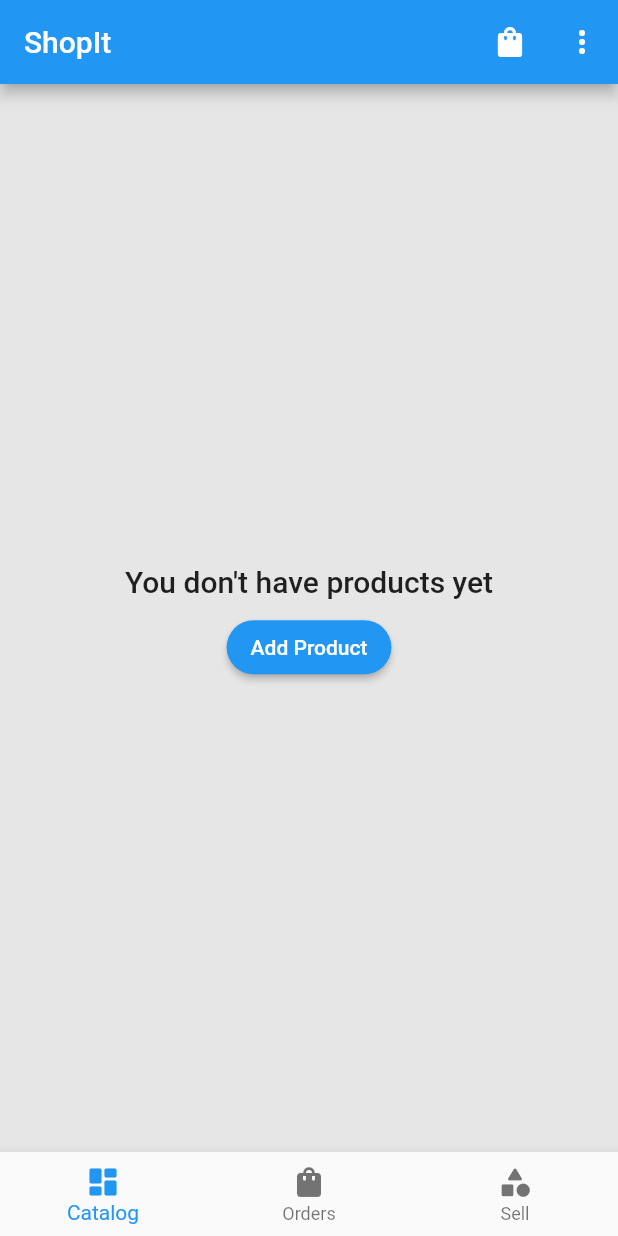
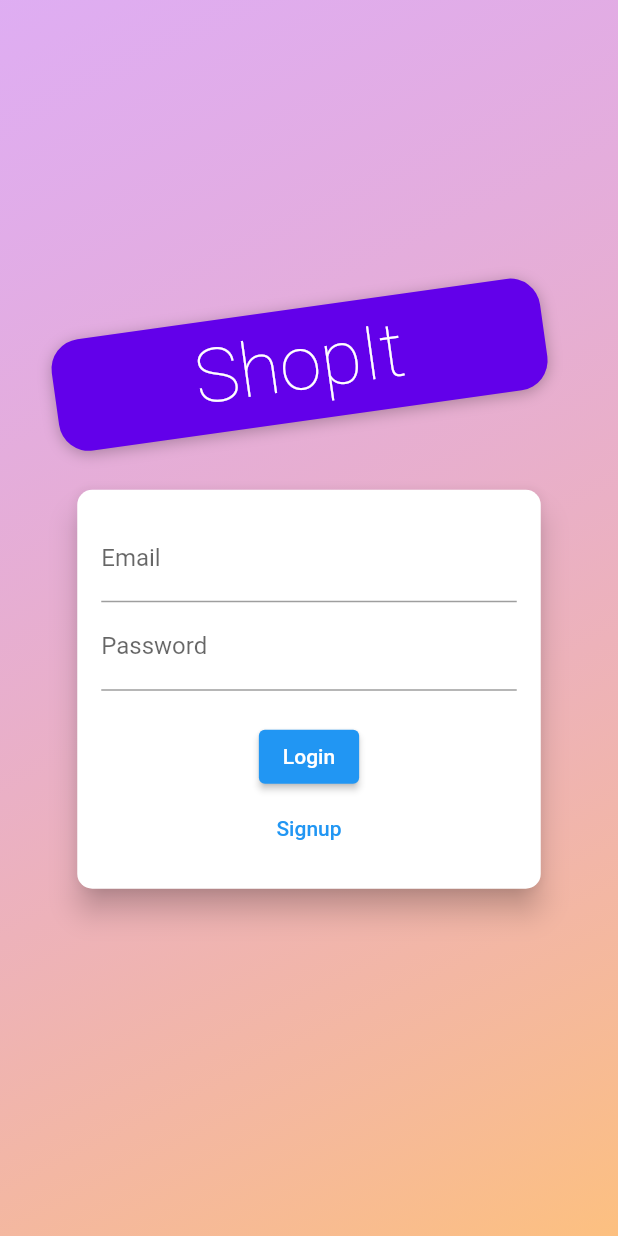
Before and after one commit to SergeyPetrosyuk/shopit, a Flutter app: the screen it shows after launch, on a phone screen of 412 x 824 dp. Run offline on Flutter 3.47's test engine with Material 2 defaults, Android fonts, the phone set to English and light mode, and no system bars; our stand-ins replace flutter_dotenv, shared_preferences.

Commit message:
Added the auth screen

```diff
--- a/lib/data/network/endpoint.dart
+++ b/lib/data/network/endpoint.dart
@@ -1,6 +1,9 @@
 const String BASE_URL = 'fb-shopit-default-rtdb.firebaseio.com';
+const String AUTH_URL = 'identitytoolkit.googleapis.com';
 
 class Endpoint {
   static const String Products = 'products';
   static const String Orders = 'orders';
+  static const String SignUp = 'v1/accounts:signUp';
+  static const String SignIn = 'v1/accounts:signInWithPassword';
 }
--- a/lib/data/network/response_utils.dart
+++ b/lib/data/network/response_utils.dart
@@ -12,6 +12,7 @@ void tryResponseBody({
   Function(Exception exception)? failureAction,
 }) {
   if (!isResponseSuccess(response)) {
+    print(response.statusCode);
     failureAction?.call(HttpExceptions(response));
     return;
   }
--- /dev/null
+++ b/lib/data/provider/auth_provider.dart
@@ -0,0 +1,113 @@
+import 'dart:convert';
+
+import 'package:flutter/material.dart';
+import 'package:flutter_dotenv/flutter_dotenv.dart';
+import 'package:http/http.dart' as http;
+import 'package:shared_preferences/shared_preferences.dart';
+import 'package:shopit/data/network/endpoint.dart';
+import 'package:shopit/data/network/response_utils.dart';
+import 'package:shopit/model/http_exception.dart';
+
+class AuthProvider with ChangeNotifier {
+  String? _token;
+  DateTime? _expireAt;
+  String? _userId;
+
+  bool get sessionActive => token != null;
+
+  String? get token {
+    if (_expireAt != null &&
+        _expireAt!.isAfter(DateTime.now()) &&
+        _token != null) {
+      return _token!;
+    }
+
+    return null;
+  }
+
+  Future<String?> restoreSession() async {
+    final prefs = await SharedPreferences.getInstance();
+    _token = prefs.getString('auth_token');
+    return token;
+  }
+
+  Future<void> _authenticate(String email, String password, String path) async {
+    final url = Uri.https(
+      AUTH_URL,
+      path,
+      {'key': dotenv.env['WEB_API_KEY']},
+    );
+
+    final payload = jsonEncode({
+      'email': email,
+      'password': password,
+      'returnSecureToken': true,
+    });
+
+    print(url);
+    print(payload);
+
+    try {
+      final response = await http.post(url, body: payload);
+      tryResponseBody(
+        response: response,
+        failureAction: (error) {
+          if (response.body.contains('EMAIL_EXISTS'))
+            throw AuthException(
+                'The email address is already in use by another account');
+
+          if (response.body.contains('OPERATION_NOT_ALLOWED'))
+            throw AuthException(
+                'Password sign-in is disabled for this project');
+
+          if (response.body.contains('TOO_MANY_ATTEMPTS_TRY_LATER'))
+            throw AuthException(
+                'We have blocked all requests from this device due to unusual activity. Try again later');
+
+          if (response.body.contains('EMAIL_NOT_FOUND'))
+            throw AuthException(
+                'There is no user record corresponding to this identifier. The user may have been deleted');
+
+          if (response.body.contains('INVALID_PASSWORD'))
+            throw AuthException(
+                'The password is invalid or the user does not have a password');
+
+          if (response.body.contains('USER_DISABLED'))
+            throw AuthException(
+                'The user account has been disabled by an administrator');
+
+          throw Exception('Authentication is failed. Try again later');
+        },
+        responseBodyAction: (data) async {
+          if (data.containsKey('idToken')) {
+            _token = data['idToken'];
+            final prefs = await SharedPreferences.getInstance();
+            final token = _token;
+            if (token != null) await prefs.setString('auth_token', token);
+            final tokenFromPrefs = prefs.getString('auth_token');
+            print(tokenFromPrefs);
+          }
+          if (data.containsKey('localId')) {
+            _userId = data['localId'];
+          }
+          if (data.containsKey('expiresIn')) {
+            final int seconds = int.parse(data['expiresIn']);
+            _expireAt = DateTime.now().add(Duration(seconds: seconds));
+          }
+
+          notifyListeners();
+        },
+      );
+    } catch (error) {
+      throw error;
+    }
+  }
+
+  Future<void> signup(String email, String password) async {
+    return _authenticate(email, password, Endpoint.SignUp);
+  }
+
+  Future<void> login(String email, String password) async {
+    return _authenticate(email, password, Endpoint.SignIn);
+  }
+}
--- a/lib/data/provider/orders_providers.dart
+++ b/lib/data/provider/orders_providers.dart
@@ -4,22 +4,30 @@ import 'package:flutter/material.dart';
 import 'package:http/http.dart' as http;
 import 'package:shopit/data/network/endpoint.dart';
 import 'package:shopit/data/network/response_utils.dart';
+import 'package:shopit/data/provider/auth_provider.dart';
 import 'package:shopit/model/order.dart';
 
 import 'cart_provider.dart';
 
 class OrdersProvider with ChangeNotifier {
+  final AuthProvider? _authProvider;
   List<Order> _orders = [];
 
   List<Order> get orders => [..._orders];
 
+  OrdersProvider(this._authProvider, this._orders);
+
+  Future<Uri> _buildUri(String endpoint) async {
+    final authToken = await _authProvider?.restoreSession();
+    return Uri.https(BASE_URL, '$endpoint.json', {'auth': authToken});
+  }
+
   Future<void> fetchOrders({bool refresh = false}) async {
     if (_orders.isNotEmpty && !refresh) return;
 
-    final url = Uri.https(BASE_URL, '${Endpoint.Orders}.json');
-
     try {
-      final response = await http.get(url);
+      final uri = await _buildUri(Endpoint.Orders);
+      final response = await http.get(uri);
       tryResponseBody(
         response: response,
         responseBodyAction: (data) {
@@ -61,7 +69,6 @@ class OrdersProvider with ChangeNotifier {
   }
 
   Future<void> addOrder(List<CartItem> items, double amount) async {
-    final url = Uri.https(BASE_URL, '${Endpoint.Orders}.json');
     final date = DateTime.now();
     final orderData = jsonEncode({
       'amount': amount,
@@ -70,7 +77,8 @@ class OrdersProvider with ChangeNotifier {
     });
 
     try {
-      final response = await http.post(url, body: orderData);
+      final uri = await _buildUri(Endpoint.Orders);
+      final response = await http.post(uri, body: orderData);
 
       tryResponseBody(
         response: response,
--- a/lib/main.dart
+++ b/lib/main.dart
@@ -1,18 +1,20 @@
 import 'package:flutter/material.dart';
-import 'package:flutter/services.dart';
+import 'package:flutter_dotenv/flutter_dotenv.dart';
 import 'package:provider/provider.dart';
+import 'package:shopit/data/provider/auth_provider.dart';
 import 'package:shopit/data/provider/cart_provider.dart';
 import 'package:shopit/data/provider/orders_providers.dart';
 import 'package:shopit/data/provider/products_provider.dart';
+import 'package:shopit/presentation/auth/auth_route.dart';
 import 'package:shopit/presentation/cart/cart_route.dart';
 import 'package:shopit/presentation/navigation/routes.dart';
 import 'package:shopit/presentation/orders_overview/orders_route.dart';
 import 'package:shopit/presentation/product_detail/product_detail_route.dart';
-import 'package:shopit/presentation/products_overview/products_overview_route.dart';
 import 'package:shopit/presentation/tabs/tabs_route.dart';
 import 'package:shopit/presentation/user_products/add_edit_user_product_route.dart';
 
-void main() {
+Future main() async {
+  await dotenv.load();
   runApp(MyApp());
 }
 
@@ -23,11 +25,32 @@ class MyApp extends StatelessWidget {
   @override
   Widget build(BuildContext context) => MultiProvider(
         providers: [
-          ChangeNotifierProvider(create: (_) => ProductsProvider()),
+          ChangeNotifierProvider(create: (_) => AuthProvider()),
+          ChangeNotifierProxyProvider<AuthProvider, ProductsProvider>(
+            update: (_, authProvider, productsProvider) {
+              return ProductsProvider(
+                authProvider,
+                productsProvider == null ? [] : productsProvider.products,
+              );
+            },
+            create: (_) => ProductsProvider(null, []),
+          ),
           ChangeNotifierProvider(create: (_) => CartProvider()),
-          ChangeNotifierProvider(create: (_) => OrdersProvider()),
+          ChangeNotifierProxyProvider<AuthProvider, OrdersProvider>(
+              update: (_, authProvider, orderProvider) => OrdersProvider(
+                    authProvider,
+                    orderProvider == null ? [] : orderProvider.orders,
+                  ),
+              create: (_) => OrdersProvider(null, [])),
         ],
-        child: MaterialApp(
+        child: Consumer<AuthProvider>(
+          builder: (builderContext, authProvider, _) =>
+              _buildAppWidget(context, authProvider),
+        ),
+      );
+
+  Widget _buildAppWidget(BuildContext context, AuthProvider authProvider) =>
+      MaterialApp(
         debugShowCheckedModeBanner: false,
         title: title,
         theme: ThemeData(
@@ -35,13 +58,14 @@ class MyApp extends StatelessWidget {
           primarySwatch: Colors.blue,
           accentColor: Colors.purple,
         ),
+        home:
+            authProvider.sessionActive ? TabsRoute(title: title) : AuthRoute(),
         routes: {
-            AppRoute.ROOT: (_) => TabsRoute(title: title),
           AppRoute.PRODUCTS_DETAIL: (_) => ProductDetailRoute(),
           AppRoute.CART: (_) => CartRoute(),
           AppRoute.ORDERS: (_) => OrdersRoute(),
           AppRoute.ADD_EDIT_USER_PRODUCT: (_) => AddEditUserProductRoute(),
+          AppRoute.AUTH: (_) => AuthRoute(),
         },
-        ),
       );
 }
--- a/lib/model/http_exception.dart
+++ b/lib/model/http_exception.dart
@@ -30,3 +30,12 @@ class HttpExceptions implements Exception {
   @override
   String toString() => message;
 }
+
+class AuthException implements Exception {
+  final String message;
+
+  AuthException(this.message);
+
+  @override
+  String toString() => message;
+}
--- /dev/null
+++ b/lib/presentation/auth/auth_route.dart
@@ -0,0 +1,225 @@
+import 'dart:math';
+
+import 'package:flutter/material.dart';
+import 'package:provider/provider.dart';
+import 'package:shopit/data/provider/auth_provider.dart';
+
+enum AuthMode {
+  Signup,
+  Login,
+}
+
+class AuthRoute extends StatelessWidget {
+  @override
+  Widget build(BuildContext context) {
+    final deviceSize = MediaQuery.of(context).size;
+    final authProvider = context.read<AuthProvider>();
+
+    return Scaffold(
+      body: Stack(
+        children: [
+          _buildBackground(),
+          _buildBody(context, deviceSize),
+        ],
+      ),
+    );
+  }
+
+  Widget _buildBackground() => Container(
+        decoration: BoxDecoration(
+          gradient: LinearGradient(
+            colors: [
+              Color.fromRGBO(215, 117, 255, .5),
+              Color.fromRGBO(255, 188, 117, .9),
+            ],
+            begin: Alignment.topLeft,
+            end: Alignment.bottomRight,
+            stops: [0, 1],
+          ),
+        ),
+      );
+
+  Widget _buildBody(BuildContext context, Size deviceSize) =>
+      SingleChildScrollView(
+        child: Container(
+          height: deviceSize.height,
+          width: deviceSize.width,
+          child: Column(
+            mainAxisAlignment: MainAxisAlignment.center,
+            crossAxisAlignment: CrossAxisAlignment.center,
+            children: [
+              _buildTitle(context),
+              Flexible(
+                flex: deviceSize.width > 600 ? 2 : 1,
+                child: AuthWidget(),
+              )
+            ],
+          ),
+        ),
+      );
+
+  Widget _buildTitle(BuildContext context) => Flexible(
+        child: Container(
+          margin: const EdgeInsets.only(bottom: 20),
+          padding: const EdgeInsets.symmetric(
+            vertical: 8,
+            horizontal: 94,
+          ),
+          transform: Matrix4.rotationZ(-8 * pi / 180)..translate(-10.0),
+          decoration: BoxDecoration(
+            borderRadius: BorderRadius.circular(20),
+            color: Colors.deepPurpleAccent.shade700,
+            boxShadow: [
+              BoxShadow(
+                color: Colors.black26,
+                offset: Offset(0, 2),
+                blurRadius: 8,
+              )
+            ],
+          ),
+          child: Text(
+            'ShopIt',
+            style: TextStyle(
+              color: Theme.of(context).accentTextTheme.headline6!.color,
+              fontSize: 50,
+              fontWeight: FontWeight.w100,
+            ),
+          ),
+        ),
+      );
+}
+
+class AuthWidget extends StatefulWidget {
+  @override
+  _AuthWidgetState createState() => _AuthWidgetState();
+}
+
+class _AuthWidgetState extends State<AuthWidget> {
+  bool _loading = false;
+  final _passwordController = TextEditingController();
+  final GlobalKey<FormState> _formKey = GlobalKey();
+  AuthMode _authMode = AuthMode.Login;
+  Map<String, String> _authData = {
+    'email': '',
+    'password': '',
+  };
+
+  void _showError(String message) {
+    showDialog(
+        context: context,
+        builder: (builderContext) => AlertDialog(
+              title: Text('An error occurred!'),
+              content: Text(message),
+              actions: [
+                TextButton(
+                  onPressed: () => Navigator.of(builderContext).pop(),
+                  child: Text('Close'),
+                ),
+              ],
+            ));
+  }
+
+  Future<void> _submit() async {
+    if (!_formKey.currentState!.validate()) {
+      return;
+    }
+
+    _formKey.currentState!.save();
+    setState(() => _loading = true);
+    FocusScope.of(context).unfocus();
+
+    final authProvider = context.read<AuthProvider>();
+
+    try {
+      if (_authMode == AuthMode.Login)
+        await authProvider.login(_authData['email']!, _authData['password']!);
+      else
+        await authProvider.signup(_authData['email']!, _authData['password']!);
+    } catch (error) {
+      _showError(error.toString());
+    }
+
+    setState(() => _loading = false);
+  }
+
+  void _switchAuthMode() {
+    setState(
+      () => _authMode =
+          _authMode == AuthMode.Login ? AuthMode.Signup : AuthMode.Login,
+    );
+  }
+
+  @override
+  Widget build(BuildContext context) {
+    final deviceSize = MediaQuery.of(context).size;
+
+    return Card(
+      shape: RoundedRectangleBorder(borderRadius: BorderRadius.circular(10)),
+      elevation: 8,
+      child: Container(
+        width: deviceSize.width * .75,
+        padding: const EdgeInsets.all(16),
+        child: Form(
+          key: _formKey,
+          child: SingleChildScrollView(
+            child: Column(
+              children: [
+                TextFormField(
+                  decoration: InputDecoration(labelText: 'Email'),
+                  keyboardType: TextInputType.emailAddress,
+                  validator: (value) {
+                    if (value!.isEmpty || !value.contains('@'))
+                      return 'Invalid email';
+                  },
+                  onSaved: (value) {
+                    _authData['email'] = value!;
+                  },
+                ),
+                TextFormField(
+                  controller: _passwordController,
+                  decoration: InputDecoration(labelText: 'Password'),
+                  keyboardType: TextInputType.visiblePassword,
+                  obscureText: true,
+                  validator: (value) {
+                    if (value!.isEmpty || value.length < 5)
+                      return 'Invalid password';
+                  },
+                  onSaved: (value) {
+                    _authData['password'] = value!;
+                  },
+                ),
+                _authMode == AuthMode.Signup
+                    ? TextFormField(
+                        enabled: _authMode == AuthMode.Signup,
+                        decoration:
+                            InputDecoration(labelText: 'Confirm password'),
+                        obscureText: true,
+                        validator: _authMode == AuthMode.Signup
+                            ? (value) {
+                                if (value != _passwordController.text)
+                                  return 'Passwords do not match';
+                              }
+                            : null,
+                      )
+                    : Container(),
+                SizedBox(height: 20),
+                _loading
+                    ? CircularProgressIndicator()
+                    : ElevatedButton(
+                        onPressed: _submit,
+                        child: Text(
+                          _authMode == AuthMode.Login ? 'Login' : 'Signup',
+                        ),
+                      ),
+                TextButton(
+                  child: Text(_authMode == AuthMode.Login ? 'Signup' : 'Login'),
+                  onPressed: _switchAuthMode,
+                ),
+              ],
+            ),
+          ),
+        ),
+      ),
+    );
+  }
+}
--- a/lib/presentation/navigation/routes.dart
+++ b/lib/presentation/navigation/routes.dart
@@ -6,4 +6,5 @@ class AppRoute {
   static const String ORDERS = '/orders';
   static const String USER_PRODUCTS = '/user-products';
   static const String ADD_EDIT_USER_PRODUCT = '/add-edit-user-product';
+  static const String AUTH = '/auth';
 }
--- a/pubspec.yaml
+++ b/pubspec.yaml
@@ -31,6 +31,8 @@ dependencies:
   intl: ^0.17.0
   provider: ^5.0.0
   http: ^0.13.3
+  flutter_dotenv: ^5.0.1
+  shared_preferences: ^2.0.6
 
 dev_dependencies:
   flutter_test:
@@ -53,6 +55,9 @@ flutter:
   # assets:
   #   - images/a_dot_burr.jpeg
   #   - images/a_dot_ham.jpeg
+
+  assets:
+    - .env
 
   # An image asset can refer to one or more resolution-specific "variants", see
   # https://flutter.dev/assets-and-images/#resolution-aware.
```
Also changed, not shown: lib/data/provider/products_provider.dart (+24 -40 lines), lib/presentation/products_overview/products_overview_route.dart (+21 -0 lines), pubspec.lock, 5 other files. Lines whose indentation alone changed are shown as unchanged.
